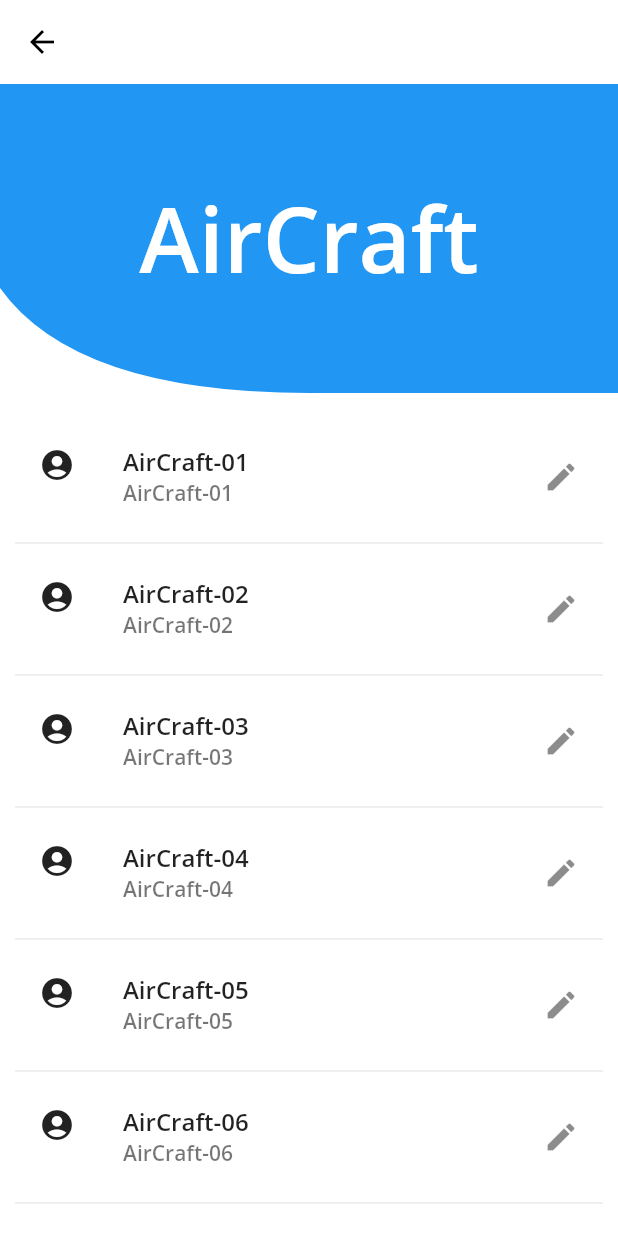
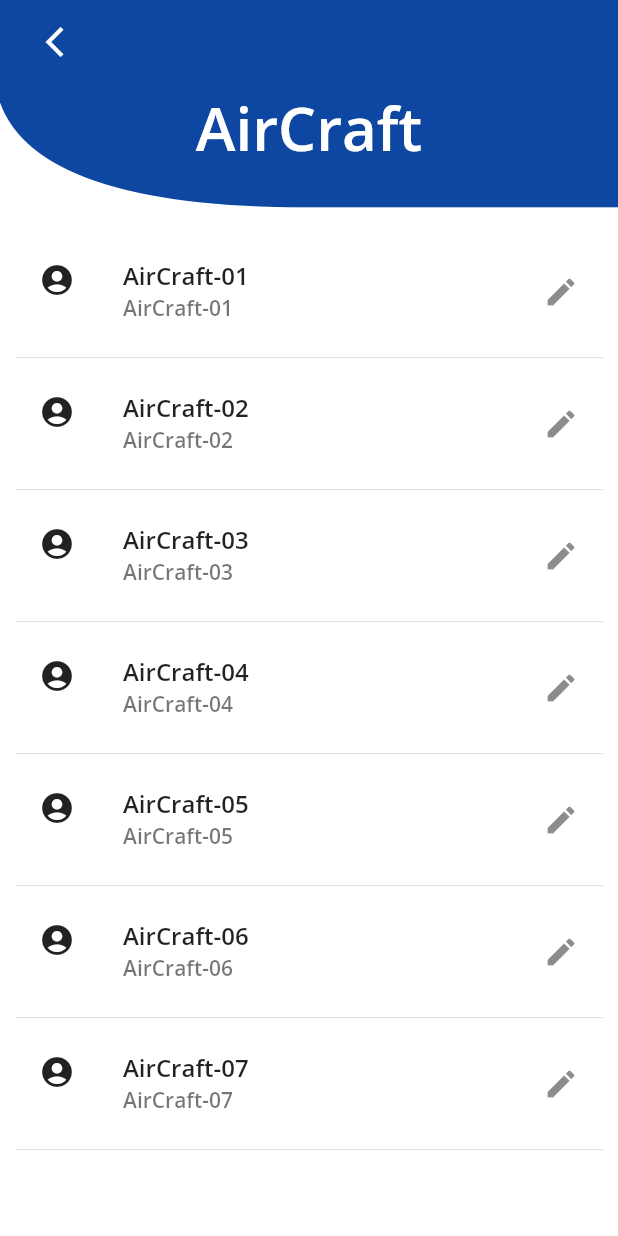
Before and after one commit to hexcodelabs/flight-schedule, a Flutter app: the Aircraft screen opened by its route, on a phone screen of 412 x 824 dp. Run offline on Flutter 3.47's test engine with Material 2 defaults, Android fonts, the phone set to English and light mode, and no system bars; our stand-ins replace flutter_screenutil, flutter_svg, ionicons, splashscreen.

Commit message:
back bar changes

```diff
--- a/lib/main.dart
+++ b/lib/main.dart
@@ -66,7 +66,7 @@ class _MyAppState extends State<MyApp> {
   @override
   Widget build(BuildContext context) {
     return new SplashScreen(
-        seconds: 15,
+        seconds: 5,
         navigateAfterSeconds: new AfterSplash(),
         image: Image.asset('images/logo.png'),
         backgroundColor: Colors.blue[900],
--- a/lib/screens/aircraft.dart
+++ b/lib/screens/aircraft.dart
@@ -1,3 +1,4 @@
+import 'package:flutter/cupertino.dart';
 import 'package:flutter/material.dart';
 
 class Aircraft extends StatefulWidget {
@@ -14,19 +15,29 @@ class _Aircraft extends State<Aircraft> {
     return Scaffold(
           backgroundColor: Colors.white,
           appBar: AppBar(
+            backgroundColor: Colors.blue[900],
             elevation: 0,
+            leading: IconButton(
+              splashRadius: 20,
+              padding: EdgeInsets.only(left: 29),
+              icon: Icon(Icons.arrow_back_ios, color: Colors.white,),
+              onPressed: (){
+                Navigator.pop(context);
+              },
+            ),
           ),
           body:ListView(
               children: [
                      ClipPath(
                        clipper: MyClipper(),
                        child: Container(
-                        height: MediaQuery.of(context).size.height*.25,
+                         padding: EdgeInsets.only(bottom: 25 ),
+                        height: MediaQuery.of(context).size.height*.10,
                         decoration: BoxDecoration(
-                          color: Colors.blue
+                          color: Colors.blue[900],
                         ),
                         child: Center(
-                            child: Text("AirCraft",style:TextStyle(fontSize:60,color: Colors.white),)),
+                            child: Text("AirCraft",style:TextStyle(fontSize:40,color: Colors.white),)),
                     ),),
                 Container(
                   margin: EdgeInsets.only(right: 10, left: 10,top: 20),
@@ -72,7 +83,7 @@ class MyClipper  extends CustomClipper<Path>{
   Path getClip(Size size) {
     var path = Path();
     path.lineTo(0, size.height-70);
-    var controllPoint = Offset(50, size.height);
+    var controllPoint = Offset(25, size.height);
     var endPoint = Offset(size.width/2, size.height);
     path.quadraticBezierTo(controllPoint.dx, controllPoint.dy, endPoint.dx, endPoint.dy);
     path.lineTo(size.width,size.height);
```
Also changed, not shown: lib/screens/schedule_screen.dart (+9 -9 lines).
